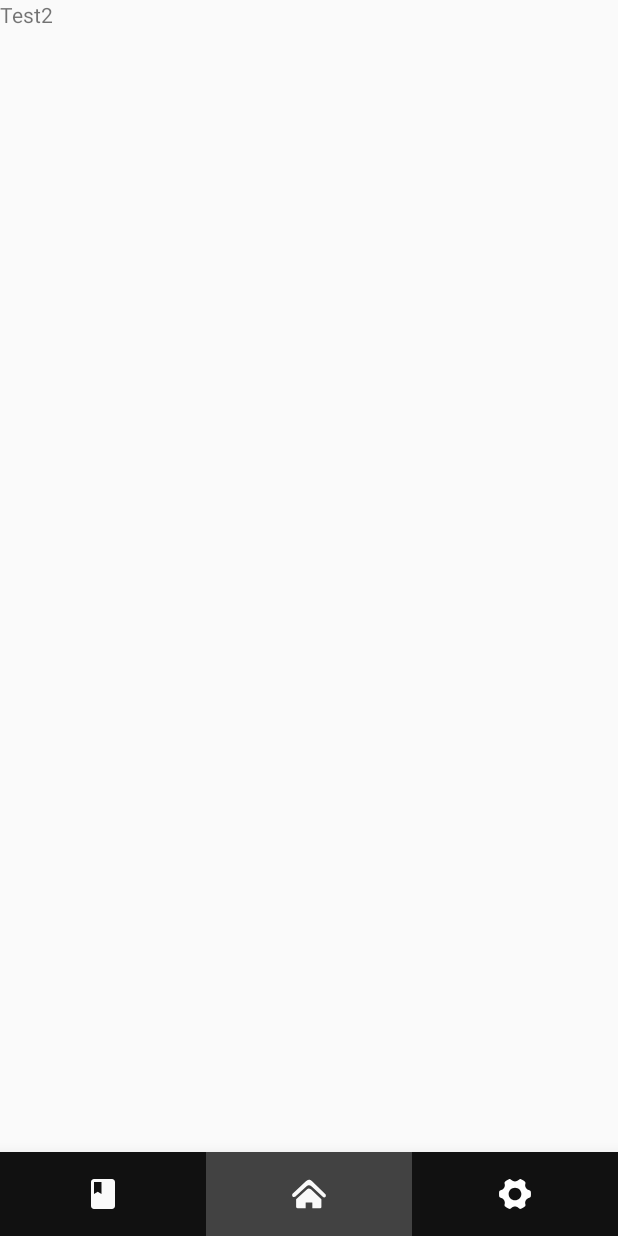
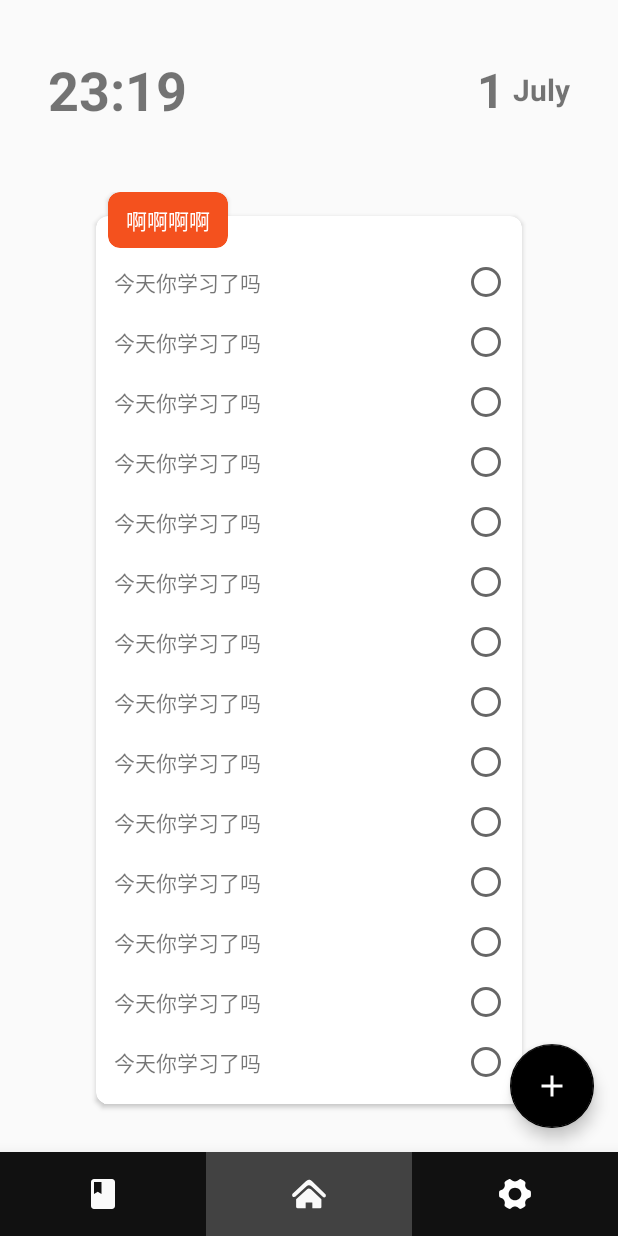
Before and after one commit to csming1995/hundredpercent, an Android app: the screen it shows after launch (MainActivity), on a phone screen of 412 x 824 dp. Run offline under Robolectric (Android 15) with nearby library versions, the phone set to English and light mode, and no system bars; our stand-ins replace Dagger/Hilt's generated code, Timber; 1 statement that could not run was skipped.

Commit message:
Init Record Page.

```diff
--- /dev/null
+++ b/app/src/main/java/com/csming/percent/main/adapter/RecordGroupListAdapter.java
@@ -0,0 +1,117 @@
+package com.csming.percent.main.adapter;
+
+import android.content.Context;
+import android.view.LayoutInflater;
+import android.view.View;
+import android.view.ViewGroup;
+
+import com.csming.percent.R;
+
+import java.util.ArrayList;
+import java.util.List;
+
+import androidx.annotation.NonNull;
+import androidx.recyclerview.widget.LinearLayoutManager;
+import androidx.recyclerview.widget.RecyclerView;
+
+/**
+ * @author Created by csming on 2018/10/4.
+ */
+public class RecordGroupListAdapter extends RecyclerView.Adapter<RecyclerView.ViewHolder> {
+
+    private int ITEM_TYPE_NORMAL = 1;
+    private int ITEM_TYPE_HEADER = 2;
+
+    private List<String> revords;
+
+    public RecordGroupListAdapter() {
+        super();
+    }
+
+    public void setData(List<String> plans) {
+        if (this.revords == null) {
+            this.revords = new ArrayList<>();
+        }
+        this.revords.clear();
+        this.revords.addAll(plans);
+        notifyDataSetChanged();
+    }
+
+    @NonNull
+    @Override
+    public RecyclerView.ViewHolder onCreateViewHolder(@NonNull ViewGroup parent, int viewType) {
+        LayoutInflater layoutInflater = (LayoutInflater) parent.getContext().getSystemService(Context.LAYOUT_INFLATER_SERVICE);
+        if (viewType == ITEM_TYPE_HEADER) {
+            View view = layoutInflater.inflate(R.layout.item_list_header, parent, false);
+            return new HeaderViewHolder(view);
+        } else {
+            View view = layoutInflater.inflate(R.layout.item_list_record_group, parent, false);
+            return new RecordGroupNormalViewHolder(view);
+        }
+    }
+
+    @Override
+    public void onBindViewHolder(@NonNull RecyclerView.ViewHolder holder, final int position) {
+
+    }
+
+    @Override
+    public int getItemCount() {
+        return this.revords == null ? 1 : this.revords.size() + 1;
+    }
+
+    @Override
+    public int getItemViewType(int position) {
+        if (position == 0) {
+            return ITEM_TYPE_HEADER;
+        } else {
+            return ITEM_TYPE_NORMAL;
+        }
+    }
+
+    private static class RecordGroupNormalViewHolder extends RecyclerView.ViewHolder {
+
+        private RecyclerView mRvRecords;
+        private LinearLayoutManager mLinearLayoutManager;
+        private RecordListAdapter mAdapterRecord;
+
+        private List<String> plans;
+
+
+        RecordGroupNormalViewHolder(@NonNull View itemView) {
+            super(itemView);
+            mRvRecords = itemView.findViewById(R.id.rv_records);
+
+            mAdapterRecord = new RecordListAdapter();
+
+            mLinearLayoutManager = new LinearLayoutManager(itemView.getContext());
+            mRvRecords.setLayoutManager(mLinearLayoutManager);
+            mRvRecords.setAdapter(mAdapterRecord);
+
+            plans = new ArrayList<>(3);
+            plans.add("TODO");
+            plans.add("Test");
+            plans.add("啊啊啊啊");
+            plans.add("啊啊啊啊");
+            plans.add("啊啊啊啊");
+            plans.add("啊啊啊啊");
+            plans.add("啊啊啊啊");
+            plans.add("啊啊啊啊");
+            plans.add("啊啊啊啊");
+            plans.add("啊啊啊啊");
+            plans.add("啊啊啊啊");
+            plans.add("啊啊啊啊");
+            plans.add("啊啊啊啊");
+            plans.add("啊啊啊啊");
+
+            mAdapterRecord.setData(plans);
+        }
+    }
+
+    private static class HeaderViewHolder extends RecyclerView.ViewHolder {
+
+        HeaderViewHolder(@NonNull View itemView) {
+            super(itemView);
+        }
+    }
+}
--- /dev/null
+++ b/app/src/main/java/com/csming/percent/main/adapter/RecordListAdapter.java
@@ -0,0 +1,60 @@
+package com.csming.percent.main.adapter;
+
+import android.content.Context;
+import android.view.LayoutInflater;
+import android.view.View;
+import android.view.ViewGroup;
+
+import com.csming.percent.R;
+
+import java.util.ArrayList;
+import java.util.List;
+
+import androidx.annotation.NonNull;
+import androidx.recyclerview.widget.RecyclerView;
+
+/**
+ * @author Created by csming on 2018/10/4.
+ */
+public class RecordListAdapter extends RecyclerView.Adapter<RecyclerView.ViewHolder> {
+
+    private List<String> records;
+
+    public RecordListAdapter() {
+        super();
+    }
+
+    public void setData(List<String> plans) {
+        if (this.records == null) {
+            this.records = new ArrayList<>();
+        }
+        this.records.clear();
+        this.records.addAll(plans);
+        notifyDataSetChanged();
+    }
+
+    @NonNull
+    @Override
+    public RecyclerView.ViewHolder onCreateViewHolder(@NonNull ViewGroup parent, int viewType) {
+        LayoutInflater layoutInflater = (LayoutInflater) parent.getContext().getSystemService(Context.LAYOUT_INFLATER_SERVICE);
+        View view = layoutInflater.inflate(R.layout.item_list_record, parent, false);
+        return new RecordGroupNormalViewHolder(view);
+    }
+
+    @Override
+    public void onBindViewHolder(@NonNull RecyclerView.ViewHolder holder, final int position) {
+
+    }
+
+    @Override
+    public int getItemCount() {
+        return this.records == null ? 0 : this.records.size();
+    }
+
+    private static class RecordGroupNormalViewHolder extends RecyclerView.ViewHolder {
+
+        RecordGroupNormalViewHolder(@NonNull View itemView) {
+            super(itemView);
+        }
+    }
+}
--- a/app/src/main/java/com/csming/percent/main/fragment/RecordFragment.java
+++ b/app/src/main/java/com/csming/percent/main/fragment/RecordFragment.java
@@ -6,7 +6,11 @@ import android.view.View;
 import android.view.ViewGroup;
 
 import com.csming.percent.R;
+import com.csming.percent.main.adapter.RecordGroupListAdapter;
 import com.csming.percent.main.viewmodel.MainViewModel;
+
+import java.util.ArrayList;
+import java.util.List;
 
 import javax.inject.Inject;
 
@@ -14,6 +18,8 @@ import androidx.annotation.NonNull;
 import androidx.annotation.Nullable;
 import androidx.lifecycle.ViewModelProvider;
 import androidx.lifecycle.ViewModelProviders;
+import androidx.recyclerview.widget.LinearLayoutManager;
+import androidx.recyclerview.widget.RecyclerView;
 import dagger.android.support.DaggerFragment;
 
 /**
@@ -25,6 +31,12 @@ public class RecordFragment extends DaggerFragment {
     ViewModelProvider.Factory factory;
 
     private MainViewModel mainViewModel;
+
+    private RecyclerView mRvPlans;
+    private LinearLayoutManager mLinearLayoutManager;
+    private RecordGroupListAdapter mAdapterRecordGroup;
+
+    private List<String> plans;
 
     public static RecordFragment getInstance() {
         return new RecordFragment();
@@ -38,18 +50,46 @@ public class RecordFragment extends DaggerFragment {
     @Nullable
     @Override
     public View onCreateView(@NonNull LayoutInflater inflater, @Nullable ViewGroup container, @Nullable Bundle savedInstanceState) {
-        return inflater.inflate(R.layout.fragment_daily, container, false);
+        return inflater.inflate(R.layout.fragment_records, container, false);
     }
 
     @Override
     public void onViewCreated(@NonNull View view, @Nullable Bundle savedInstanceState) {
         super.onViewCreated(view, savedInstanceState);
+        initView(view);
     }
 
     @Override
     public void onResume() {
         super.onResume();
         initData();
+    }
+
+    private void initView(View view) {
+        mRvPlans = view.findViewById(R.id.rv_records);
+        mAdapterRecordGroup = new RecordGroupListAdapter();
+
+        mLinearLayoutManager = new LinearLayoutManager(getActivity());
+        mRvPlans.setLayoutManager(mLinearLayoutManager);
+        mRvPlans.setAdapter(mAdapterRecordGroup);
+
+        plans = new ArrayList<>(3);
+        plans.add("TODO");
+        plans.add("Test");
+        plans.add("啊啊啊啊");
+        plans.add("啊啊啊啊");
+        plans.add("啊啊啊啊");
+        plans.add("啊啊啊啊");
+        plans.add("啊啊啊啊");
+        plans.add("啊啊啊啊");
+        plans.add("啊啊啊啊");
+        plans.add("啊啊啊啊");
+        plans.add("啊啊啊啊");
+        plans.add("啊啊啊啊");
+        plans.add("啊啊啊啊");
+        plans.add("啊啊啊啊");
+
+        mAdapterRecordGroup.setData(plans);
     }
 
     /**
--- a/app/src/main/res/layout/fragment_daily.xml
+++ /dev/null
@@ -1,11 +0,0 @@
-<?xml version="1.0" encoding="utf-8"?>
-<LinearLayout xmlns:android="http://schemas.android.com/apk/res/android"
-    android:orientation="vertical"
-    android:layout_width="match_parent"
-    android:layout_height="match_parent">
-
-    <TextView
-        android:layout_width="match_parent"
-        android:layout_height="match_parent"
-        android:text="Test2"/>
-</LinearLayout>
--- /dev/null
+++ b/app/src/main/res/layout/fragment_records.xml
@@ -0,0 +1,23 @@
+<?xml version="1.0" encoding="utf-8"?>
+<FrameLayout xmlns:android="http://schemas.android.com/apk/res/android"
+    xmlns:app="http://schemas.android.com/apk/res-auto"
+    android:orientation="vertical"
+    android:layout_width="match_parent"
+    android:layout_height="match_parent">
+
+    <androidx.recyclerview.widget.RecyclerView
+        android:id="@+id/rv_records"
+        android:layout_width="match_parent"
+        android:layout_height="match_parent"/>
+
+    <com.google.android.material.floatingactionbutton.FloatingActionButton
+        android:id="@+id/fab_add_record"
+        android:layout_width="wrap_content"
+        android:layout_height="wrap_content"
+        android:layout_gravity="bottom|end"
+        android:layout_marginEnd="16dp"
+        android:layout_marginBottom="16dp"
+        android:src="@drawable/ic_add"
+        app:backgroundTint="@color/color_000000"
+        app:rippleColor="@color/color_000000"/>
+</FrameLayout>
--- /dev/null
+++ b/app/src/main/res/layout/item_list_record.xml
@@ -0,0 +1,26 @@
+<?xml version="1.0" encoding="utf-8"?>
+<LinearLayout xmlns:android="http://schemas.android.com/apk/res/android"
+    android:layout_width="match_parent"
+    android:layout_height="wrap_content"
+    android:clickable="true"
+    android:focusable="true"
+    android:paddingStart="12dp"
+    android:paddingEnd="8dp"
+    android:foreground="?android:attr/selectableItemBackground"
+    android:orientation="horizontal">
+
+    <TextView
+        android:layout_width="0dp"
+        android:layout_weight="1"
+        android:layout_height="40dp"
+        android:text="今天你学习了吗"
+        android:layout_gravity="center"
+        android:gravity="center|left"/>
+
+    <androidx.appcompat.widget.AppCompatRadioButton
+        android:layout_width="wrap_content"
+        android:layout_height="wrap_content"
+        android:layout_gravity="center"
+        android:gravity="center"/>
+
+</LinearLayout>
--- /dev/null
+++ b/app/src/main/res/layout/item_list_record_group.xml
@@ -0,0 +1,55 @@
+<?xml version="1.0" encoding="utf-8"?>
+<FrameLayout xmlns:android="http://schemas.android.com/apk/res/android"
+    xmlns:app="http://schemas.android.com/apk/res-auto"
+    android:layout_width="match_parent"
+    android:layout_height="wrap_content"
+    android:layout_marginStart="48dp"
+    android:layout_marginEnd="48dp"
+    android:layout_marginBottom="8dp"
+    android:orientation="vertical"
+    android:padding="8dp">
+
+    <androidx.cardview.widget.CardView
+        android:layout_width="match_parent"
+        android:layout_height="wrap_content"
+        android:layout_marginStart="8dp"
+        android:layout_marginTop="16dp"
+        android:layout_marginEnd="8dp"
+        android:layout_marginBottom="8dp"
+        app:cardCornerRadius="8dp">
+
+        <LinearLayout
+            android:layout_width="match_parent"
+            android:layout_height="wrap_content"
+            android:orientation="vertical">
+            <androidx.recyclerview.widget.RecyclerView
+                android:id="@+id/rv_records"
+                android:layout_width="match_parent"
+                android:layout_height="match_parent"
+                android:layout_marginTop="24dp"
+                android:layout_marginBottom="8dp"/>
+
+        </LinearLayout>
+    </androidx.cardview.widget.CardView>
+
+
+    <androidx.cardview.widget.CardView
+        android:layout_width="wrap_content"
+        android:layout_height="wrap_content"
+        android:layout_marginStart="16dp"
+        app:cardBackgroundColor="@color/color_F4511E"
+        app:cardCornerRadius="8dp"
+        android:foreground="?android:attr/selectableItemBackground">
+
+        <TextView
+            android:layout_width="wrap_content"
+            android:layout_height="wrap_content"
+            android:layout_marginStart="12dp"
+            android:layout_marginEnd="12dp"
+            android:layout_marginTop="8dp"
+            android:layout_marginBottom="8dp"
+            android:text="啊啊啊啊"
+            android:textColor="@color/color_ffffff" />
+    </androidx.cardview.widget.CardView>
+
+</FrameLayout>
```
